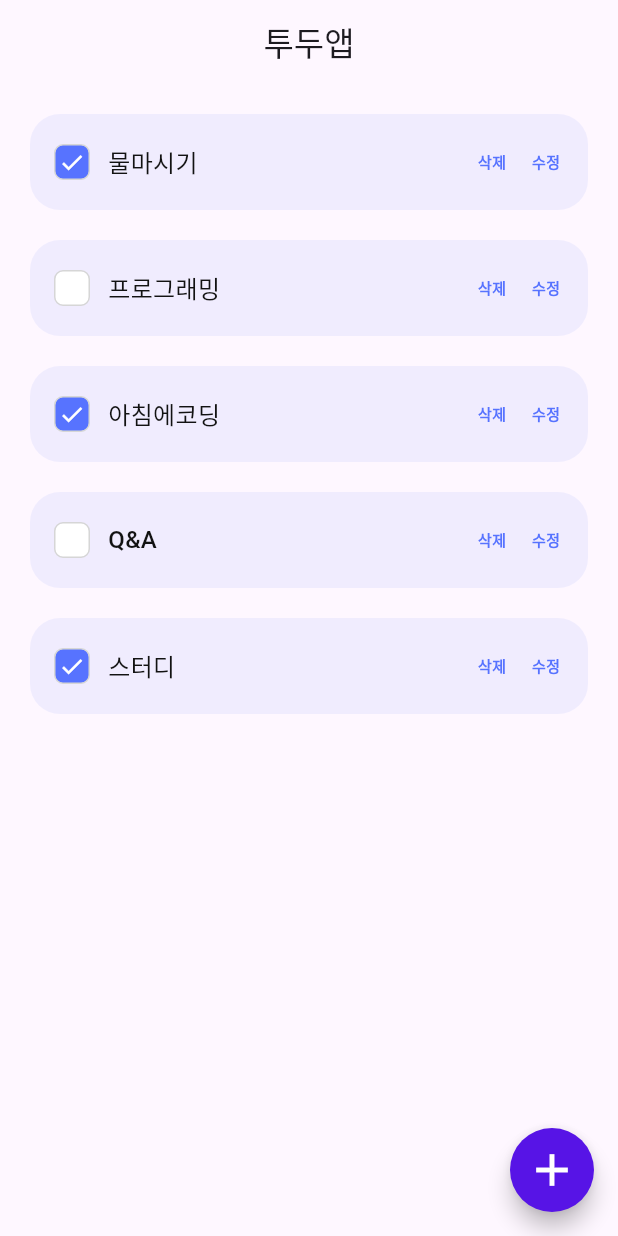
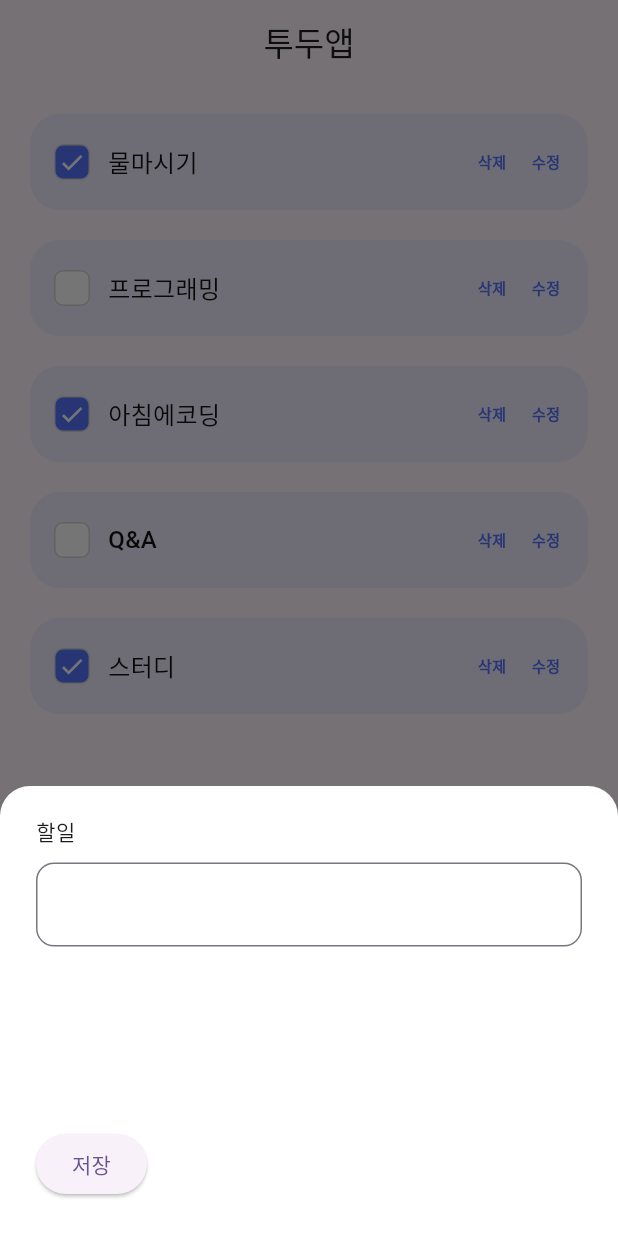
Before and after one commit to su-vely/flutter-todo-app, a Flutter app: the screen it shows after launch, after a tap on the "add" icon, on a phone screen of 412 x 824 dp. Run offline on Flutter 3.47's test engine with Material 3 defaults, Android fonts, the phone set to English and light mode, and no system bars.

Commit message:
WIP : 바텀시트 작업 중

```diff
--- a/lib/home_page.dart
+++ b/lib/home_page.dart
@@ -28,7 +28,61 @@ class HomePage extends StatelessWidget {
         },
       ),
       floatingActionButton: FloatingActionButton(
-        onPressed: () {},
+        onPressed: () {
+          print('버튼');
+          showModalBottomSheet(
+            context: context,
+            builder: (context) {
+              return Container(
+                width: double.infinity,
+                height: 300,
+                decoration: BoxDecoration(
+                  color: Colors.white,
+                  borderRadius: BorderRadius.vertical(top: Radius.circular(20)),
+                ),
+                padding: EdgeInsets.only(
+                  left: 24,
+                  right: 24,
+                  top: 20,
+                  bottom: 24,
+                ),
+                child: Column(
+                  crossAxisAlignment: CrossAxisAlignment.start,
+                  children: [
+                    Text(
+                      '할일',
+                      style: TextStyle(
+                        fontSize: 14,
+                        fontWeight: FontWeight.w400,
+                      ),
+                    ),
+                    SizedBox(height: 11),
+                    // todo 키보드가 바텀시트 가리는 현상 해결하기
+                    // todo 키보드 올라와있을 때 흰색 컨테이너 터치하면 키보드 없애는 거 구현
+                    // todo 저장 버튼 꾸미기
+                    TextField(
+                      decoration: InputDecoration(
+                        border: OutlineInputBorder(
+                          borderRadius: BorderRadius.circular(12),
+                          borderSide: BorderSide(color: Color(0xff1414e6)),
+                        ),
+                        focusedBorder: OutlineInputBorder(
+                          borderRadius: BorderRadius.circular(12),
+                          borderSide: BorderSide(
+                            color: Color(0xff1414e6),
+                            width: 1.5,
+                          ),
+                        ),
+                      ),
+                    ),
+                    Spacer(),
+                    ElevatedButton(onPressed: () {}, child: Text('저장')),
+                  ],
+                ),
+              );
+            },
+          );
+        },
         backgroundColor: Color(0xff5714e6), // 0xff 붙이기
         shape: RoundedRectangleBorder(
           // 모서리 둥글게
```
